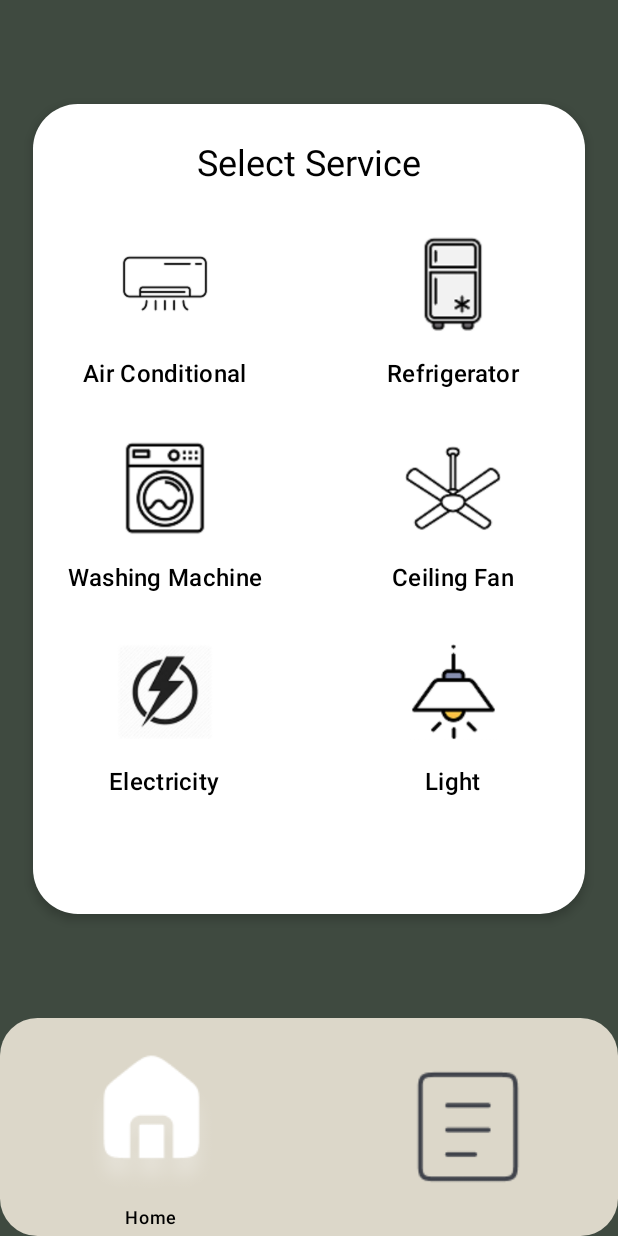
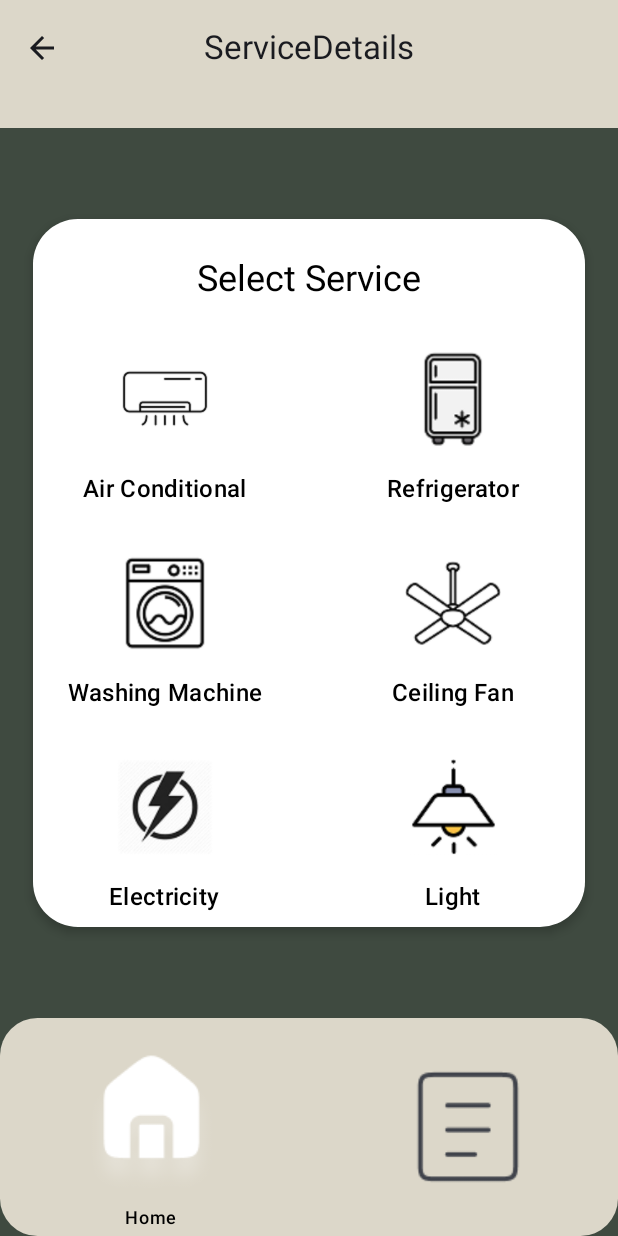
Before and after one commit to Calus426/Mobile-Tech-Swift-, an Android app built with Jetpack Compose: the screen it shows after launch (MainActivity), after a tap on "Air Conditional", on a phone screen of 412 x 824 dp. Run offline under Robolectric (Android 15) with nearby library versions, the phone set to English and light mode, and no system bars; our stand-ins replace Firebase (no records; nobody signed in at launch, a user with empty details on screens opened directly); 1 statement that could not run was skipped.

Commit message:
topBar
Done topBar

```diff
--- a/app/src/main/java/com/tarumt/techswift/MainScreen.kt
+++ b/app/src/main/java/com/tarumt/techswift/MainScreen.kt
@@ -1,14 +1,21 @@
 package com.tarumt.techswift
 
 import androidx.compose.foundation.layout.fillMaxSize
+import androidx.compose.foundation.layout.height
 import androidx.compose.foundation.layout.padding
 import androidx.compose.foundation.shape.RoundedCornerShape
+import androidx.compose.material.icons.Icons
+import androidx.compose.material.icons.automirrored.filled.ArrowBack
+import androidx.compose.material3.CenterAlignedTopAppBar
+import androidx.compose.material3.ExperimentalMaterial3Api
 import androidx.compose.material3.Icon
+import androidx.compose.material3.IconButton
 import androidx.compose.material3.NavigationBar
 import androidx.compose.material3.NavigationBarItem
 import androidx.compose.material3.NavigationBarItemDefaults
 import androidx.compose.material3.Scaffold
 import androidx.compose.material3.Text
+import androidx.compose.material3.TopAppBarDefaults
 import androidx.compose.runtime.Composable
 import androidx.compose.runtime.getValue
 import androidx.compose.runtime.remember
@@ -17,7 +24,9 @@ import androidx.compose.ui.draw.clip
 import androidx.compose.ui.graphics.Color
 import androidx.compose.ui.res.painterResource
 import androidx.compose.ui.res.stringResource
+import androidx.compose.ui.tooling.preview.Preview
 import androidx.compose.ui.unit.dp
+import androidx.navigation.NavHostController
 import androidx.navigation.compose.currentBackStackEntryAsState
 import androidx.navigation.compose.rememberNavController
 import com.tarumt.techswift.ui.theme.BottomBar
@@ -28,6 +37,9 @@ fun MainScreen(modifier: Modifier = Modifier) {
     val navController = rememberNavController()
     val navBackStackEntry by navController.currentBackStackEntryAsState()
     val currentRoute = navBackStackEntry?.destination?.route
+    val currentScreen = Navigation.valueOf(
+        navBackStackEntry?.destination?.route?:Navigation.Home.name
+    )
 
     val navItemList = listOf(
         NavItem(stringResource(R.string.home), R.drawable.homeselected,R.drawable.homenonselected,Navigation.Home.name),
@@ -43,19 +55,72 @@ fun MainScreen(modifier: Modifier = Modifier) {
         containerColor = GreenBackground,
         modifier = Modifier.fillMaxSize(),
         bottomBar = {
+            BottomNavigationBar(
+                navItemList,
+                selectedButton,
+                currentRoute,
+                navController)
+        },
+        topBar = {
+             TopBarApp(
+                 currentScreen = currentScreen,
+                 navigateUp = { navController.navigateUp() }
+             )
+        }
+
+    ) { innerPadding ->
+
+        Navigate(navController = navController,modifier = Modifier.padding(innerPadding))
+    }
+}
+
+@OptIn(ExperimentalMaterial3Api::class)
+@Composable
+fun TopBarApp(currentScreen : Navigation, navigateUp : () -> Unit) {
+
+    CenterAlignedTopAppBar(
+        modifier =Modifier
+            .height(85.dp),
+        title = { Text(stringResource(currentScreen.title)) },
+        colors = TopAppBarDefaults.mediumTopAppBarColors(
+            containerColor = BottomBar
+        ),
+        navigationIcon = {
+
+            if(currentScreen.canNavigate){
+                IconButton(
+                    onClick = navigateUp
+                ) {
+                    Icon(
+                        imageVector = Icons.AutoMirrored.Filled.ArrowBack,
+                        contentDescription = "Navigate Back"
+                    )
+                }
+            }
+        }
+    )
+
+}
+
+@Composable
+private fun BottomNavigationBar(
+    navItemList: List<NavItem>,
+    selectedButton: NavItem,
+    currentRoute: String?,
+    navController: NavHostController
+) {
     NavigationBar(
         containerColor = BottomBar,
-                modifier = Modifier.clip(RoundedCornerShape(25.dp))) {
-                navItemList.forEachIndexed{index,navItem ->
+        modifier = Modifier.clip(RoundedCornerShape(25.dp))
+    ) {
+        navItemList.forEachIndexed { index, navItem ->
             NavigationBarItem(
                 selected = selectedButton.route == navItem.route,
                 onClick = {
-                            if (currentRoute != navItem.route){
-                                if(currentRoute == Navigation.ServiceDetails.name && navItem.route == Navigation.Home.name)
-                                {
+                    if (currentRoute != navItem.route) {
+                        if (currentRoute == Navigation.ServiceDetails.name && navItem.route == Navigation.Home.name) {
                             navController.popBackStack()
-                                }
-                                else{
+                        } else {
                             navController.navigate(navItem.route) {
                                 popUpTo(navController.graph.startDestinationId) {
                                     saveState = true
@@ -91,8 +156,8 @@ fun MainScreen(modifier: Modifier = Modifier) {
     }
 }
 
-    ) { innerPadding ->
-
-        Navigate(navController = navController, Modifier.padding(innerPadding))
+@Composable
+@Preview
+fun MainScreenPreview(){
+    MainScreen()
 }
-}
--- a/app/src/main/java/com/tarumt/techswift/Navigation.kt
+++ b/app/src/main/java/com/tarumt/techswift/Navigation.kt
@@ -1,9 +1,11 @@
 package com.tarumt.techswift
 
+import androidx.annotation.StringRes
 import androidx.compose.foundation.layout.fillMaxSize
 import androidx.compose.runtime.Composable
 import androidx.compose.ui.Modifier
 import androidx.compose.ui.platform.LocalContext
+import androidx.compose.ui.res.stringResource
 import androidx.lifecycle.viewmodel.compose.viewModel
 import androidx.navigation.NavHostController
 import androidx.navigation.compose.NavHost
@@ -16,17 +18,21 @@ import com.tarumt.techswift.User.UiScreen.ServiceDetails.ServiceDetailsUI
 import com.tarumt.techswift.User.UiScreen.ServiceDetails.ServiceDetailsViewModel
 
 
-enum class Navigation(){
-    Home,
-    History,
-    ServiceDetails
+enum class Navigation(@StringRes val title : Int,val canNavigate : Boolean){
+    Home(title = R.string.home,canNavigate = false),
+    History(title = R.string.history ,canNavigate = false),
+    ServiceDetails(title = R.string.service_details,canNavigate = true)
+
 }
 
 @Composable
-fun Navigate(navController: NavHostController = rememberNavController(),
-             modifier : Modifier = Modifier){
-    val serviceViewModel : ServiceDetailsViewModel = viewModel()
-    val historyViewModel : UserHistoryViewModel = viewModel()
+fun Navigate(
+    modifier : Modifier = Modifier,
+    navController: NavHostController = rememberNavController(),
+    serviceViewModel : ServiceDetailsViewModel = viewModel(),
+    historyViewModel : UserHistoryViewModel = viewModel()
+){
+
 
     NavHost(
         navController = navController,
--- a/app/src/main/res/values/strings.xml
+++ b/app/src/main/res/values/strings.xml
@@ -9,4 +9,5 @@
     <string name="light">Light</string>
     <string name="home">Home</string>
     <string name="history">History</string>
+    <string name="service_details">ServiceDetails</string>
 </resources>
```
Lines whose indentation alone changed are shown as unchanged.
